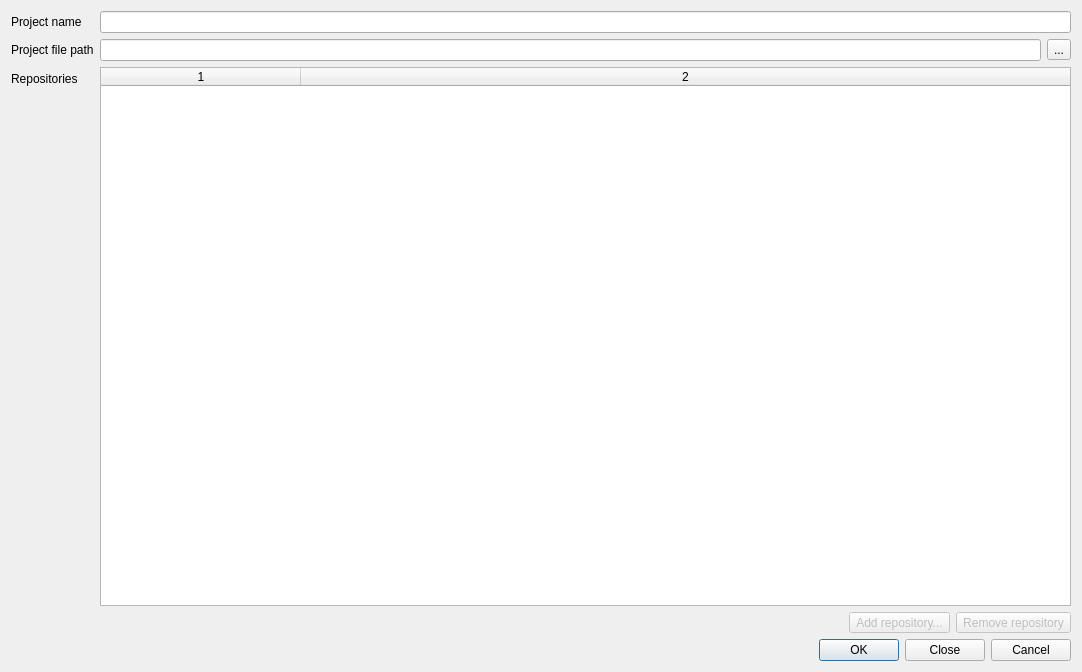
The window that src/projectsettingsdialog.ui (feelx88/git-qui) describes before a commit, drawn with Qt 5.
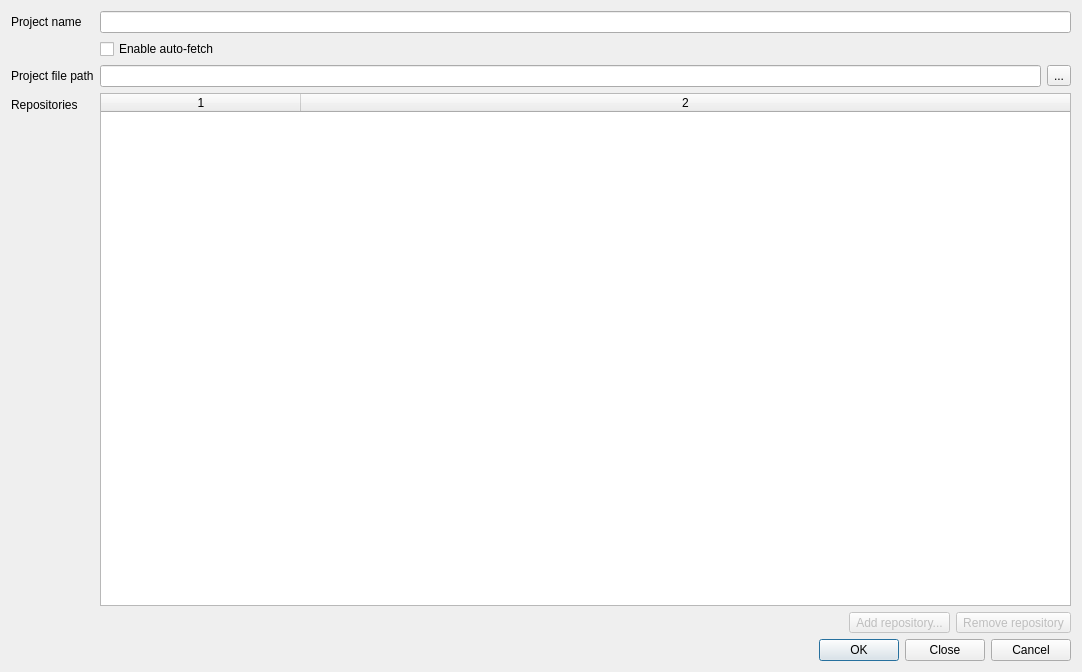
The same window after the commit.

Commit message: Made auto-fetch toggleable.

Patch:
```diff
--- a/src/projectsettingsdialog.ui
+++ b/src/projectsettingsdialog.ui
@@ -20,7 +20,7 @@
    <string>Project settings</string>
   </property>
   <layout class="QFormLayout" name="formLayout">
-   <item row="3" column="1">
+   <item row="4" column="1">
     <layout class="QVBoxLayout" name="verticalLayout">
      <item>
       <layout class="QHBoxLayout" name="horizontalLayout_2">
@@ -61,7 +61,7 @@
      </item>
     </layout>
    </item>
-   <item row="4" column="0" colspan="2">
+   <item row="5" column="0" colspan="2">
     <widget class="QDialogButtonBox" name="buttonBox">
      <property name="orientation">
       <enum>Qt::Horizontal</enum>
@@ -81,14 +81,14 @@
    <item row="0" column="1">
     <widget class="QLineEdit" name="projectNameEdit"/>
    </item>
-   <item row="1" column="0">
+   <item row="2" column="0">
     <widget class="QLabel" name="label_2">
      <property name="text">
       <string>Project file path</string>
      </property>
     </widget>
    </item>
-   <item row="1" column="1">
+   <item row="2" column="1">
     <layout class="QHBoxLayout" name="horizontalLayout">
      <item>
       <widget class="QLineEdit" name="projectPathEdit"/>
@@ -102,14 +102,14 @@
      </item>
     </layout>
    </item>
-   <item row="2" column="0">
+   <item row="3" column="0">
     <widget class="QLabel" name="label_3">
      <property name="text">
       <string>Repositories</string>
      </property>
     </widget>
    </item>
-   <item row="2" column="1">
+   <item row="3" column="1">
     <widget class="QTableWidget" name="repositoryTable">
      <property name="selectionMode">
       <enum>QAbstractItemView::SingleSelection</enum>
@@ -130,6 +130,13 @@
      <column/>
     </widget>
    </item>
+   <item row="1" column="1">
+    <widget class="QCheckBox" name="autoFetchEnabled">
+     <property name="text">
+      <string>Enable auto-fetch</string>
+     </property>
+    </widget>
+   </item>
   </layout>
  </widget>
  <resources/>
```
The commit also changes 6 other files.
